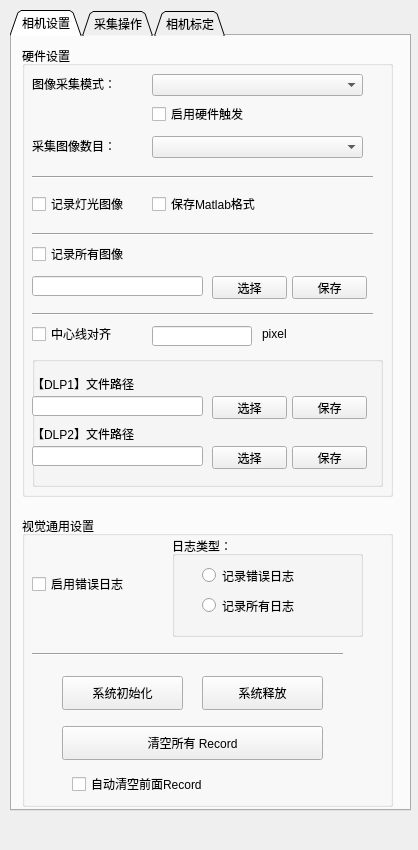
Qt form CarameModel/CameraSetting.ui (chuandongxu/AOI) before a commit.
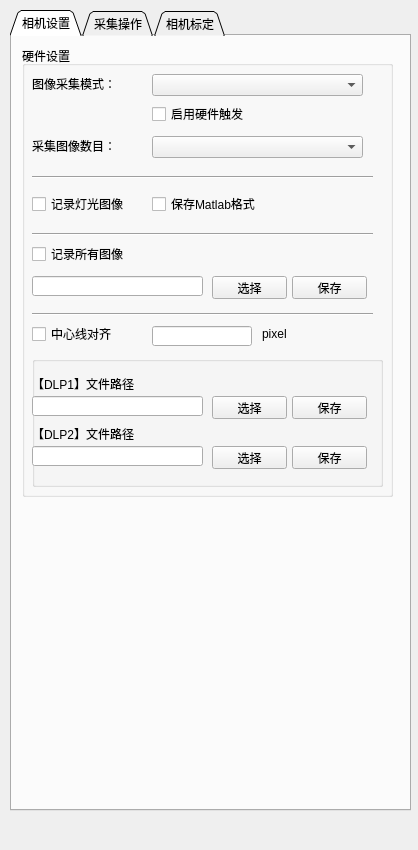
The same form after that commit.

```diff
--- a/CarameModel/CameraSetting.ui
+++ b/CarameModel/CameraSetting.ui
@@ -368,136 +368,6 @@
       </property>
      </widget>
     </widget>
-    <widget class="QGroupBox" name="groupBox_2">
-     <property name="geometry">
-      <rect>
-       <x>10</x>
-       <y>480</y>
-       <width>371</width>
-       <height>291</height>
-      </rect>
-     </property>
-     <property name="title">
-      <string>视觉通用设置</string>
-     </property>
-     <widget class="QCheckBox" name="checkBox_LogAllCase">
-      <property name="geometry">
-       <rect>
-        <x>10</x>
-        <y>60</y>
-        <width>121</width>
-        <height>16</height>
-       </rect>
-      </property>
-      <property name="text">
-       <string>启用错误日志</string>
-      </property>
-     </widget>
-     <widget class="QPushButton" name="pushButton_PRInit">
-      <property name="geometry">
-       <rect>
-        <x>40</x>
-        <y>160</y>
-        <width>121</width>
-        <height>34</height>
-       </rect>
-      </property>
-      <property name="text">
-       <string>系统初始化</string>
-      </property>
-     </widget>
-     <widget class="QPushButton" name="pushButton_PRRelease">
-      <property name="geometry">
-       <rect>
-        <x>180</x>
-        <y>160</y>
-        <width>121</width>
-        <height>34</height>
-       </rect>
-      </property>
-      <property name="text">
-       <string>系统释放</string>
-      </property>
-     </widget>
-     <widget class="Line" name="line_4">
-      <property name="geometry">
-       <rect>
-        <x>10</x>
-        <y>130</y>
-        <width>311</width>
-        <height>16</height>
-       </rect>
-      </property>
-      <property name="orientation">
-       <enum>Qt::Horizontal</enum>
-      </property>
-     </widget>
-     <widget class="QPushButton" name="pushButton_PRClearRecord">
-      <property name="geometry">
-       <rect>
-        <x>40</x>
-        <y>210</y>
-        <width>261</width>
-        <height>34</height>
-       </rect>
-      </property>
-      <property name="text">
-       <string>清空所有 Record</string>
-      </property>
-     </widget>
-     <widget class="QCheckBox" name="checkBox_AutoClearRecord">
-      <property name="geometry">
-       <rect>
-        <x>50</x>
-        <y>260</y>
-        <width>171</width>
-        <height>16</height>
-       </rect>
-      </property>
-      <property name="text">
-       <string>自动清空前面Record</string>
-      </property>
-     </widget>
-     <widget class="QGroupBox" name="groupBox_LogType">
-      <property name="geometry">
-       <rect>
-        <x>150</x>
-        <y>20</y>
-        <width>191</width>
-        <height>101</height>
-       </rect>
-      </property>
-      <property name="title">
-       <string>日志类型：</string>
-      </property>
-      <widget class="QRadioButton" name="radioButton_logFailCase">
-       <property name="geometry">
-        <rect>
-         <x>30</x>
-         <y>30</y>
-         <width>141</width>
-         <height>19</height>
-        </rect>
-       </property>
-       <property name="text">
-        <string>记录错误日志</string>
-       </property>
-      </widget>
-      <widget class="QRadioButton" name="radioButton_logAllCase">
-       <property name="geometry">
-        <rect>
-         <x>30</x>
-         <y>60</y>
-         <width>141</width>
-         <height>19</height>
-        </rect>
-       </property>
-       <property name="text">
-        <string>记录所有日志</string>
-       </property>
-      </widget>
-     </widget>
-    </widget>
    </widget>
    <widget class="QWidget" name="tab">
     <attribute name="title">
```
